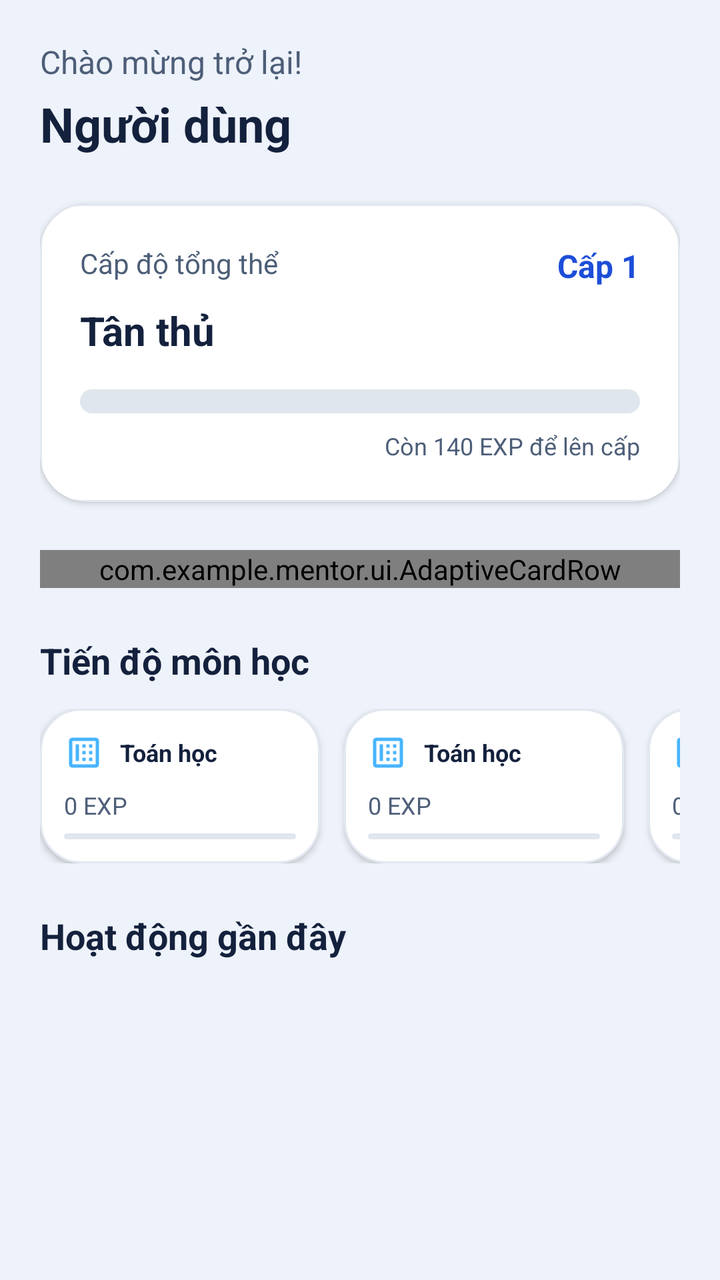
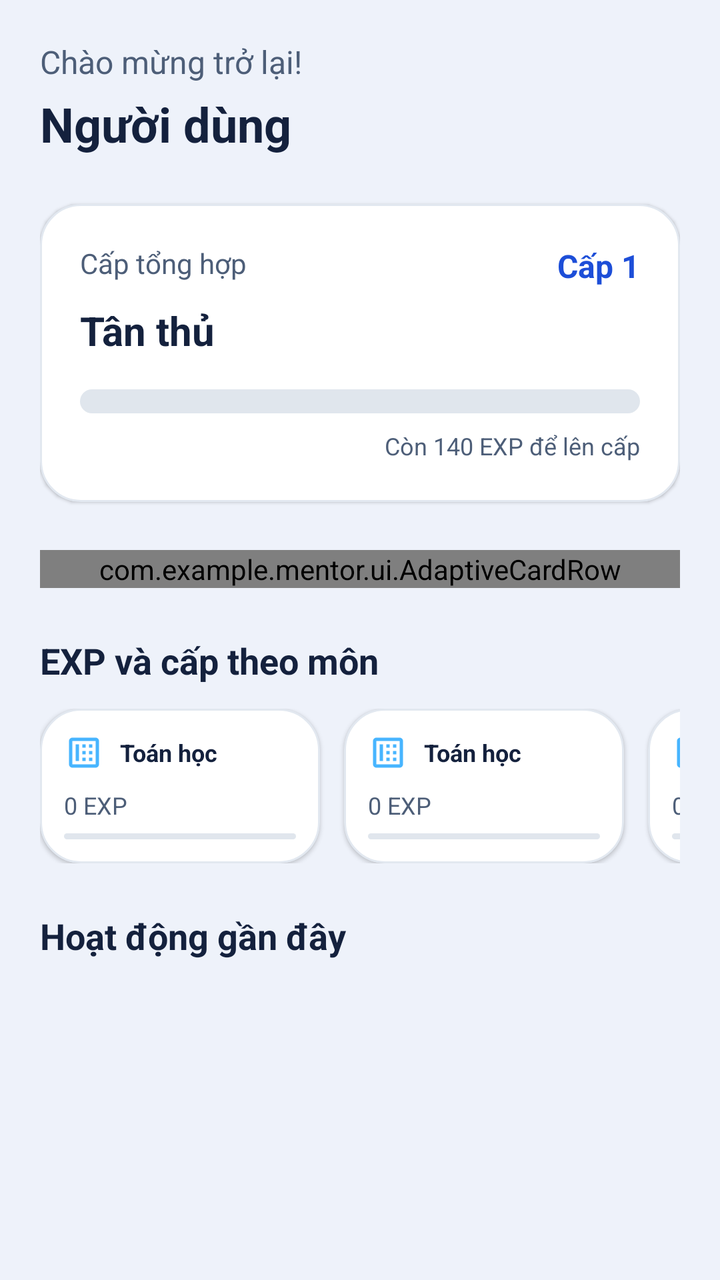

Before-and-after screenshots of an Android layout around one commit, followed by the original layout XML and the change that was made.
<!-- AndroidManifest.xml: activity theme Theme.ASMfinal -->
<!-- res/layout/fragment_home.xml -->
<androidx.core.widget.NestedScrollView xmlns:android="http://schemas.android.com/apk/res/android" xmlns:app="http://schemas.android.com/apk/res-auto" android:layout_width="match_parent" android:layout_height="match_parent" android:background="@color/neumorphic_background">

    <LinearLayout android:layout_width="match_parent" android:layout_height="wrap_content" android:orientation="vertical" android:padding="20dp">

        
        <TextView android:id="@+id/tv_home_welcome" android:layout_width="wrap_content" android:layout_height="wrap_content" android:text="@string/home_welcome_back" android:textColor="@color/textColorSecondary" android:textSize="16sp" />

        <TextView android:id="@+id/txt_home_content" android:layout_width="wrap_content" android:layout_height="wrap_content" android:layout_marginTop="4dp" android:text="@string/home_default_user" android:textColor="@color/textColorPrimary" android:textSize="24sp" android:textStyle="bold" />

        
        <TextView android:id="@+id/tv_dashboard_status" android:layout_width="match_parent" android:layout_height="wrap_content" android:minHeight="48dp" android:text="@string/dashboard_partial" android:textColor="@color/textColorSecondary" android:textSize="14sp" android:visibility="gone" android:clickable="true" android:focusable="true" /><androidx.cardview.widget.CardView android:layout_width="match_parent" android:layout_height="wrap_content" android:layout_marginTop="24dp" app:cardCornerRadius="24dp" app:cardElevation="2dp" app:cardBackgroundColor="@android:color/transparent">

            <LinearLayout android:layout_width="match_parent" android:layout_height="wrap_content" android:background="@drawable/neumorphic_card_bg" android:orientation="vertical" android:padding="20dp">

                <RelativeLayout android:layout_width="match_parent" android:layout_height="wrap_content">

                    <TextView android:id="@+id/tv_total_level_label" android:layout_width="match_parent" android:layout_height="wrap_content" android:text="@string/home_overall_level" android:textColor="@color/textColorSecondary" android:textSize="14sp" android:layout_toStartOf="@id/tv_total_level_value" android:layout_marginEnd="8dp" />

                    <TextView android:id="@+id/tv_total_level_value" android:layout_width="wrap_content" android:layout_height="wrap_content" android:layout_alignParentEnd="true" android:text="@string/home_default_level" android:textColor="@color/neumorphic_accent" android:textSize="16sp" android:textStyle="bold" />
                </RelativeLayout>

                <TextView android:id="@+id/tv_level_title" android:layout_width="wrap_content" android:layout_height="wrap_content" android:layout_marginTop="8dp" android:text="@string/home_level_1" android:textColor="@color/textColorPrimary" android:textSize="20sp" android:textStyle="bold" />

                <ProgressBar android:id="@+id/pb_total_exp" style="@android:style/Widget.ProgressBar.Horizontal" android:layout_width="match_parent" android:layout_height="12dp" android:layout_marginTop="16dp" android:max="100" android:progress="0" android:progressDrawable="@drawable/custom_progress_bar" />

                <TextView android:id="@+id/tv_exp_detail" android:layout_width="wrap_content" android:layout_height="wrap_content" android:layout_gravity="end" android:layout_marginTop="8dp" android:text="@string/home_default_exp_remaining" android:textColor="@color/textColorSecondary" android:textSize="12sp" />

            </LinearLayout>
        </androidx.cardview.widget.CardView>

        
        <com.example.mentor.ui.AdaptiveCardRow android:layout_width="match_parent" android:layout_height="wrap_content" android:layout_marginTop="24dp" android:baselineAligned="false" android:orientation="horizontal">

            
            <androidx.cardview.widget.CardView android:layout_width="0dp" android:layout_height="wrap_content" android:layout_weight="1.2" android:layout_marginEnd="8dp" app:cardCornerRadius="20dp" app:cardElevation="2dp" app:cardBackgroundColor="@android:color/transparent">

                <LinearLayout android:layout_width="match_parent" android:layout_height="match_parent" android:background="@drawable/neumorphic_card_bg" android:gravity="center" android:orientation="vertical" android:padding="16dp">

                    <TextView android:layout_width="wrap_content" android:layout_height="wrap_content" android:text="@string/home_completion_ratio" android:textColor="@color/textColorPrimary" android:textSize="14sp" android:textStyle="bold" />

                    <com.example.asm_final.utils.SimplePieChartView android:id="@+id/pie_chart_exp" android:layout_width="120dp" android:layout_height="120dp" android:layout_marginTop="12dp" />

                    <TextView android:id="@+id/tv_chart_summary" android:layout_width="wrap_content" android:layout_height="wrap_content" android:layout_marginTop="8dp" android:text="@string/home_based_on_exp" android:textColor="@color/textColorSecondary" android:textSize="12sp" />
                </LinearLayout>
            </androidx.cardview.widget.CardView>

            
            <androidx.cardview.widget.CardView android:layout_width="0dp" android:layout_height="wrap_content" android:layout_weight="1" android:layout_marginStart="8dp" app:cardCornerRadius="20dp" app:cardElevation="2dp" app:cardBackgroundColor="@android:color/transparent">

                <LinearLayout android:layout_width="match_parent" android:layout_height="match_parent" android:background="@drawable/neumorphic_card_bg" android:orientation="vertical" android:padding="16dp">

                    <TextView android:layout_width="wrap_content" android:layout_height="wrap_content" android:text="@string/home_learning_time" android:textColor="@color/textColorPrimary" android:textSize="14sp" android:textStyle="bold" />

                    
                    <TextView android:layout_width="wrap_content" android:layout_height="wrap_content" android:text="@string/cat_math" android:textSize="12sp" android:layout_marginTop="12dp" />
                    <ProgressBar android:id="@+id/pb_time_math" style="@android:style/Widget.ProgressBar.Horizontal" android:layout_width="match_parent" android:layout_height="4dp" android:progressDrawable="@drawable/custom_progress_bar" />

                    <TextView android:layout_width="wrap_content" android:layout_height="wrap_content" android:text="@string/cat_science" android:textSize="12sp" android:layout_marginTop="6dp" />
                    <ProgressBar android:id="@+id/pb_time_science" style="@android:style/Widget.ProgressBar.Horizontal" android:layout_width="match_parent" android:layout_height="4dp" android:progressDrawable="@drawable/custom_progress_bar" />

                    <TextView android:layout_width="wrap_content" android:layout_height="wrap_content" android:text="@string/cat_history" android:textSize="12sp" android:layout_marginTop="6dp" />
                    <ProgressBar android:id="@+id/pb_time_history" style="@android:style/Widget.ProgressBar.Horizontal" android:layout_width="match_parent" android:layout_height="4dp" android:progressDrawable="@drawable/custom_progress_bar" />

                    <TextView android:layout_width="wrap_content" android:layout_height="wrap_content" android:text="@string/cat_it" android:textSize="12sp" android:layout_marginTop="6dp" />
                    <ProgressBar android:id="@+id/pb_time_prog" style="@android:style/Widget.ProgressBar.Horizontal" android:layout_width="match_parent" android:layout_height="4dp" android:progressDrawable="@drawable/custom_progress_bar" />

                </LinearLayout>
            </androidx.cardview.widget.CardView>
        </com.example.mentor.ui.AdaptiveCardRow>

        <TextView android:layout_width="wrap_content" android:layout_height="wrap_content" android:layout_marginTop="24dp" android:text="@string/home_subject_progress" android:textColor="@color/textColorPrimary" android:textSize="18sp" android:textStyle="bold" />

        <HorizontalScrollView android:layout_width="match_parent" android:layout_height="wrap_content" android:layout_marginTop="12dp" android:scrollbars="none">

            <LinearLayout android:layout_width="wrap_content" android:layout_height="wrap_content" android:orientation="horizontal">

                <include layout="@layout/item_subject_mini_stat" android:id="@+id/mini_math" />
                <include layout="@layout/item_subject_mini_stat" android:id="@+id/mini_science" />
                <include layout="@layout/item_subject_mini_stat" android:id="@+id/mini_history" />
                <include layout="@layout/item_subject_mini_stat" android:id="@+id/mini_prog" />
            </LinearLayout>
        </HorizontalScrollView>


        
        <TextView android:layout_width="wrap_content" android:layout_height="wrap_content" android:layout_marginTop="24dp" android:text="@string/home_recent_activity" android:textColor="@color/textColorPrimary" android:textSize="18sp" android:textStyle="bold" />

        <androidx.recyclerview.widget.RecyclerView android:id="@+id/rv_recent_activity" android:layout_width="match_parent" android:layout_height="wrap_content" android:layout_marginTop="12dp" android:nestedScrollingEnabled="false" />

    </LinearLayout>
</androidx.core.widget.NestedScrollView>
<!-- res/layout/item_subject_mini_stat.xml (included above) -->
<androidx.cardview.widget.CardView xmlns:android="http://schemas.android.com/apk/res/android" xmlns:app="http://schemas.android.com/apk/res-auto" android:layout_width="140dp" android:layout_height="wrap_content" android:layout_marginEnd="12dp" app:cardBackgroundColor="@android:color/transparent" app:cardCornerRadius="20dp" app:cardElevation="2dp">

    <LinearLayout android:layout_width="match_parent" android:layout_height="wrap_content" android:background="@drawable/neumorphic_card_bg" android:orientation="vertical" android:padding="12dp">

        <LinearLayout android:layout_width="match_parent" android:layout_height="wrap_content" android:gravity="center_vertical" android:orientation="horizontal">

            <ImageView android:id="@+id/iv_mini_icon" android:layout_width="20dp" android:layout_height="20dp" android:src="@drawable/ic_math_stat" android:contentDescription="@null" android:importantForAccessibility="no" />

            <TextView android:id="@+id/tv_mini_name" android:layout_width="wrap_content" android:layout_height="wrap_content" android:layout_marginStart="8dp" android:text="@string/cat_math" android:textColor="@color/textColorPrimary" android:textSize="12sp" android:textStyle="bold" />
        </LinearLayout>

        <TextView android:id="@+id/tv_mini_exp" android:layout_width="wrap_content" android:layout_height="wrap_content" android:layout_marginTop="8dp" android:text="@string/zero_exp" android:textColor="@color/textColorSecondary" android:textSize="12sp" />

        <ProgressBar android:id="@+id/pb_mini_stat" style="@android:style/Widget.ProgressBar.Horizontal" android:layout_width="match_parent" android:layout_height="3dp" android:layout_marginTop="6dp" android:progressDrawable="@drawable/custom_progress_bar" />
    </LinearLayout>
</androidx.cardview.widget.CardView>
<!-- resources referenced by this layout -->
<resources>
  <color name="neumorphic_accent">#1D4ED8</color>
  <color name="neumorphic_background">#EEF2FA</color>
  <color name="textColorPrimary">#14213D</color>
  <color name="textColorSecondary">#4D5E78</color>
  <!-- drawable ic_math_stat (drawable) -->
  <vector xmlns:android="http://schemas.android.com/apk/res/android"
      android:width="24dp"
      android:height="24dp"
      android:viewportWidth="24"
      android:viewportHeight="24">
      <path
          android:fillColor="#47B5FF"
          android:pathData="M19,3L5,3c-1.1,0 -2,0.9 -2,2v14c0,1.1 0.9,2 2,2h14c1.1,0 2,-0.9 2,-2L21,5c0,-1.1 -0.9,-2 -2,-2zM19,19L5,19L5,5h14v14zM13,7h-2v2h2L13,7zM17,7h-2v2h2L17,7zM13,11h-2v2h2v-2zM17,11h-2v2h2v-2zM13,15h-2v2h2v-2zM17,15h-2v2h2v-2zM9,7L7,7v10h2L9,7z" />
  </vector>
  <!-- drawable neumorphic_card_bg (drawable) -->
  <shape xmlns:android="http://schemas.android.com/apk/res/android"><solid android:color="@color/surfaceColor"/><corners android:radius="20dp"/><stroke android:width="1dp" android:color="@color/dividerColor"/></shape>
  <string name="cat_history">Lịch sử</string>
  <string name="cat_it">Lập trình</string>
  <string name="cat_math">Toán học</string>
  <string name="cat_science">Khoa học</string>
  <string name="dashboard_partial">Một số tiến độ chưa tải được. Chạm để thử lại.</string>
  <string name="home_based_on_exp">Dựa trên EXP</string>
  <string name="home_completion_ratio">Tỉ lệ hoàn thành</string>
  <string name="home_default_exp_remaining">Còn 140 EXP để lên cấp</string>
  <string name="home_default_level">Cấp 1</string>
  <string name="home_default_user">Người dùng</string>
  <string name="home_learning_time">Thời gian học (ước tính)</string>
  <string name="home_level_1">Tân thủ</string>
  <string name="home_overall_level">Cấp độ tổng thể</string>
  <string name="home_recent_activity">Hoạt động gần đây</string>
  <string name="home_subject_progress">Tiến độ môn học</string>
  <string name="home_welcome_back">Chào mừng trở lại!</string>
  <string name="zero_exp">0 EXP</string>
  <style name="Theme.ASMfinal" parent="Base.Theme.ASMfinal" />
  <color name="progressTrackColor">#E0E6ED</color>
  <color name="primaryColor">#1D4ED8</color>
  <color name="primaryDarkColor">#163FA7</color>
  <color name="surfaceColor">#FFFFFF</color>
  <color name="dividerColor">#E2E8F0</color>
  <color name="white">#FFFFFFFF</color>
  <color name="primaryContainerColor">#DCE7FF</color>
  <color name="accentColor">#087F72</color>
  <color name="black">#FF000000</color>
  <color name="surfaceVariantColor">#E2E9F5</color>
  <color name="backgroundColor">#EEF2FA</color>
  <style name="MentorAppButton" parent="Widget.MaterialComponents.Button">
          <item name="backgroundTint">@color/mentor_app_button</item><item name="android:textColor">#FFFFFF</item><item name="cornerRadius">16dp</item><item name="android:minHeight">52dp</item>
          <item name="android:textAllCaps">false</item><item name="android:textSize">15sp</item>
          <item name="android:fontFamily">sans-serif-medium</item>
      </style>
  <style name="MentorAppInput" parent="Widget.MaterialComponents.TextInputLayout.OutlinedBox">
          <item name="boxCornerRadiusTopStart">16dp</item><item name="boxCornerRadiusTopEnd">16dp</item>
          <item name="boxCornerRadiusBottomStart">16dp</item><item name="boxCornerRadiusBottomEnd">16dp</item>
      </style>
  <style name="MentorWindowAnimation"><item name="android:activityOpenEnterAnimation">@anim/mentor_enter</item><item name="android:activityOpenExitAnimation">@anim/mentor_exit</item><item name="android:activityCloseEnterAnimation">@anim/mentor_enter</item><item name="android:activityCloseExitAnimation">@anim/mentor_exit</item></style>
  <color name="mentor_app_button">#1D4ED8</color>
  <!-- unchanged entries left out for length: 2 -->
</resources>

<!-- the commit's change to res/layout/fragment_home.xml (unified diff, before → after) -->
@@ -2,13 +2,13 @@
 
     <LinearLayout android:layout_width="match_parent" android:layout_height="wrap_content" android:orientation="vertical" android:padding="20dp">
 
-        
+
         <TextView android:id="@+id/tv_home_welcome" android:layout_width="wrap_content" android:layout_height="wrap_content" android:text="@string/home_welcome_back" android:textColor="@color/textColorSecondary" android:textSize="16sp" />
 
         <TextView android:id="@+id/txt_home_content" android:layout_width="wrap_content" android:layout_height="wrap_content" android:layout_marginTop="4dp" android:text="@string/home_default_user" android:textColor="@color/textColorPrimary" android:textSize="24sp" android:textStyle="bold" />
 
-        
-        <TextView android:id="@+id/tv_dashboard_status" android:layout_width="match_parent" android:layout_height="wrap_content" android:minHeight="48dp" android:text="@string/dashboard_partial" android:textColor="@color/textColorSecondary" android:textSize="14sp" android:visibility="gone" android:clickable="true" android:focusable="true" /><androidx.cardview.widget.CardView android:layout_width="match_parent" android:layout_height="wrap_content" android:layout_marginTop="24dp" app:cardCornerRadius="24dp" app:cardElevation="2dp" app:cardBackgroundColor="@android:color/transparent">
+
+        <TextView android:id="@+id/tv_dashboard_status" android:layout_width="match_parent" android:layout_height="wrap_content" android:minHeight="48dp" android:text="@string/dashboard_partial" android:textColor="@color/textColorSecondary" android:textSize="14sp" android:visibility="gone" android:clickable="true" android:focusable="true" /><androidx.cardview.widget.CardView android:layout_width="match_parent" android:layout_height="wrap_content" android:layout_marginTop="24dp" app:cardCornerRadius="20dp" app:cardElevation="1dp" app:cardBackgroundColor="@android:color/transparent">
 
             <LinearLayout android:layout_width="match_parent" android:layout_height="wrap_content" android:background="@drawable/neumorphic_card_bg" android:orientation="vertical" android:padding="20dp">
 
@@ -28,11 +28,11 @@
             </LinearLayout>
         </androidx.cardview.widget.CardView>
 
-        
+
         <com.example.mentor.ui.AdaptiveCardRow android:layout_width="match_parent" android:layout_height="wrap_content" android:layout_marginTop="24dp" android:baselineAligned="false" android:orientation="horizontal">
 
-            
-            <androidx.cardview.widget.CardView android:layout_width="0dp" android:layout_height="wrap_content" android:layout_weight="1.2" android:layout_marginEnd="8dp" app:cardCornerRadius="20dp" app:cardElevation="2dp" app:cardBackgroundColor="@android:color/transparent">
+
+            <androidx.cardview.widget.CardView android:layout_width="0dp" android:layout_height="wrap_content" android:layout_weight="1.2" android:layout_marginEnd="8dp" app:cardCornerRadius="20dp" app:cardElevation="1dp" app:cardBackgroundColor="@android:color/transparent">
 
                 <LinearLayout android:layout_width="match_parent" android:layout_height="match_parent" android:background="@drawable/neumorphic_card_bg" android:gravity="center" android:orientation="vertical" android:padding="16dp">
 
@@ -44,14 +44,14 @@
                 </LinearLayout>
             </androidx.cardview.widget.CardView>
 
-            
-            <androidx.cardview.widget.CardView android:layout_width="0dp" android:layout_height="wrap_content" android:layout_weight="1" android:layout_marginStart="8dp" app:cardCornerRadius="20dp" app:cardElevation="2dp" app:cardBackgroundColor="@android:color/transparent">
+
+            <androidx.cardview.widget.CardView android:layout_width="0dp" android:layout_height="wrap_content" android:layout_weight="1" android:layout_marginStart="8dp" app:cardCornerRadius="20dp" app:cardElevation="1dp" app:cardBackgroundColor="@android:color/transparent">
 
                 <LinearLayout android:layout_width="match_parent" android:layout_height="match_parent" android:background="@drawable/neumorphic_card_bg" android:orientation="vertical" android:padding="16dp">
 
                     <TextView android:layout_width="wrap_content" android:layout_height="wrap_content" android:text="@string/home_learning_time" android:textColor="@color/textColorPrimary" android:textSize="14sp" android:textStyle="bold" />
 
-                    
+
                     <TextView android:layout_width="wrap_content" android:layout_height="wrap_content" android:text="@string/cat_math" android:textSize="12sp" android:layout_marginTop="12dp" />
                     <ProgressBar android:id="@+id/pb_time_math" style="@android:style/Widget.ProgressBar.Horizontal" android:layout_width="match_parent" android:layout_height="4dp" android:progressDrawable="@drawable/custom_progress_bar" />
 
@@ -82,7 +82,7 @@
         </HorizontalScrollView>
 
 
-        
+
         <TextView android:layout_width="wrap_content" android:layout_height="wrap_content" android:layout_marginTop="24dp" android:text="@string/home_recent_activity" android:textColor="@color/textColorPrimary" android:textSize="18sp" android:textStyle="bold" />
 
         <androidx.recyclerview.widget.RecyclerView android:id="@+id/rv_recent_activity" android:layout_width="match_parent" android:layout_height="wrap_content" android:layout_marginTop="12dp" android:nestedScrollingEnabled="false" />
@@ -90,7 +90,7 @@
     </LinearLayout>
 </androidx.core.widget.NestedScrollView>
 <!-- res/layout/item_subject_mini_stat.xml (included above) -->
-<androidx.cardview.widget.CardView xmlns:android="http://schemas.android.com/apk/res/android" xmlns:app="http://schemas.android.com/apk/res-auto" android:layout_width="140dp" android:layout_height="wrap_content" android:layout_marginEnd="12dp" app:cardBackgroundColor="@android:color/transparent" app:cardCornerRadius="20dp" app:cardElevation="2dp">
+<androidx.cardview.widget.CardView xmlns:android="http://schemas.android.com/apk/res/android" xmlns:app="http://schemas.android.com/apk/res-auto" android:layout_width="140dp" android:layout_height="wrap_content" android:layout_marginEnd="12dp" app:cardBackgroundColor="@android:color/transparent" app:cardCornerRadius="20dp" app:cardElevation="1dp">
 
     <LinearLayout android:layout_width="match_parent" android:layout_height="wrap_content" android:background="@drawable/neumorphic_card_bg" android:orientation="vertical" android:padding="12dp">
 
<!-- resource entries referenced after the edit -->
@@ -21,16 +21,16 @@
   <string name="cat_math">Toán học</string>
   <string name="cat_science">Khoa học</string>
   <string name="dashboard_partial">Một số tiến độ chưa tải được. Chạm để thử lại.</string>
-  <string name="home_based_on_exp">Dựa trên EXP</string>
-  <string name="home_completion_ratio">Tỉ lệ hoàn thành</string>
+  <string name="home_based_on_exp">Tỉ trọng EXP giữa các môn</string>
+  <string name="home_completion_ratio">Phân bố EXP</string>
   <string name="home_default_exp_remaining">Còn 140 EXP để lên cấp</string>
   <string name="home_default_level">Cấp 1</string>
   <string name="home_default_user">Người dùng</string>
-  <string name="home_learning_time">Thời gian học (ước tính)</string>
+  <string name="home_learning_time">So sánh EXP</string>
   <string name="home_level_1">Tân thủ</string>
-  <string name="home_overall_level">Cấp độ tổng thể</string>
+  <string name="home_overall_level">Cấp tổng hợp</string>
   <string name="home_recent_activity">Hoạt động gần đây</string>
-  <string name="home_subject_progress">Tiến độ môn học</string>
+  <string name="home_subject_progress">EXP và cấp theo môn</string>
   <string name="home_welcome_back">Chào mừng trở lại!</string>
   <string name="zero_exp">0 EXP</string>
   <style name="Theme.ASMfinal" parent="Base.Theme.ASMfinal" />
